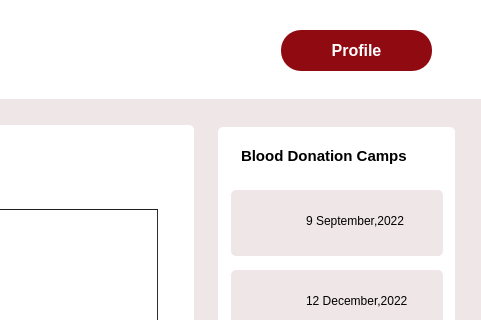
Qt form user_details.ui (Rista10/Final) before a commit; both pictures show x 789 to 1270 and y 0 to 320 of the 1270 by 700 pixel window.
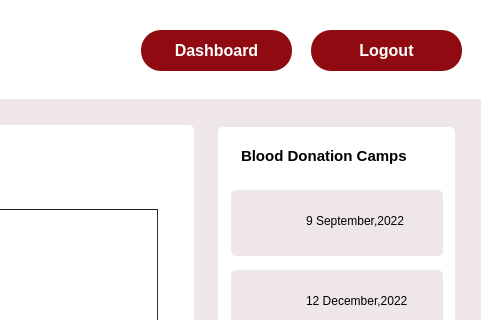
The same form after that commit. Icons and pictures are not drawn.

Diff of the .ui file:
```diff
--- a/user_details.ui
+++ b/user_details.ui
@@ -448,7 +448,7 @@
   <widget class="QPushButton" name="login">
    <property name="geometry">
     <rect>
-     <x>1070</x>
+     <x>930</x>
      <y>30</y>
      <width>151</width>
      <height>41</height>
@@ -478,7 +478,7 @@
 }</string>
    </property>
    <property name="text">
-    <string>Profile</string>
+    <string>Dashboard</string>
    </property>
   </widget>
   <widget class="QPushButton" name="why">
@@ -675,6 +675,42 @@
     <string>   Search</string>
    </property>
   </widget>
+  <widget class="QPushButton" name="login_2">
+   <property name="geometry">
+    <rect>
+     <x>1100</x>
+     <y>30</y>
+     <width>151</width>
+     <height>41</height>
+    </rect>
+   </property>
+   <property name="font">
+    <font>
+     <pointsize>12</pointsize>
+     <bold>true</bold>
+    </font>
+   </property>
+   <property name="cursor">
+    <cursorShape>PointingHandCursor</cursorShape>
+   </property>
+   <property name="styleSheet">
+    <string notr="true">#login_2
+{
+ background-color:rgb(144, 10, 18);
+border-radius:20px;
+	color: rgb(255, 255, 255);
+}
+
+#login_2::hover
+{
+background-color:white;
+	color: rgb(144, 10, 18);
+}</string>
+   </property>
+   <property name="text">
+    <string>Logout</string>
+   </property>
+  </widget>
   <zorder>label_4</zorder>
   <zorder>label_2</zorder>
   <zorder>label</zorder>
@@ -705,6 +741,7 @@
   <zorder>label_32</zorder>
   <zorder>tableView</zorder>
   <zorder>search</zorder>
+  <zorder>login_2</zorder>
  </widget>
  <resources/>
  <connections/>
```
